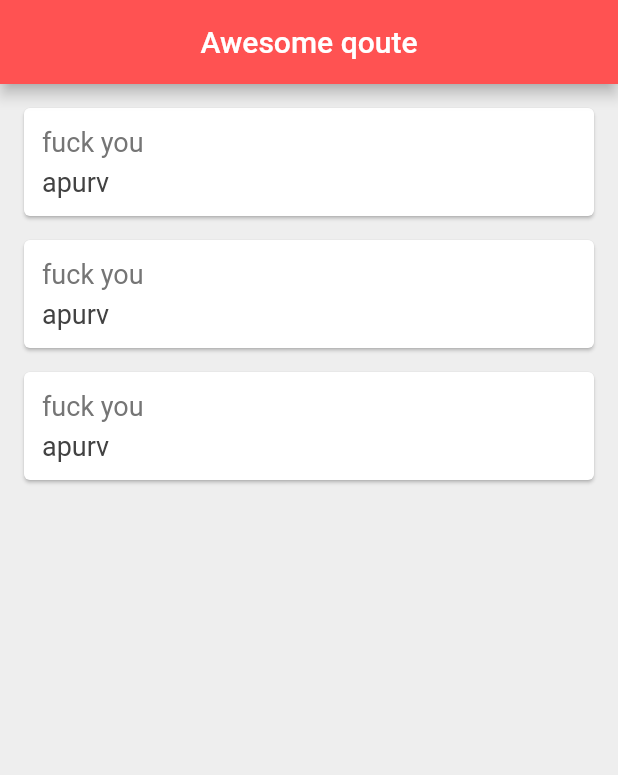
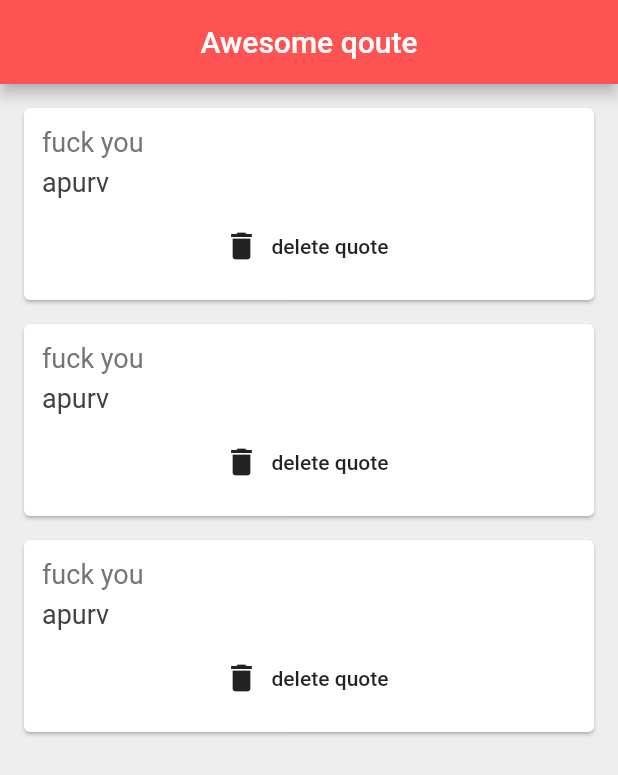
Before and after one commit to apurv1602/quotes, a Flutter app: the screen it shows after launch, on a phone screen of 412 x 824 dp. Shown: the top 775 px of the screen. Run offline on Flutter 3.47's test engine with Material 2 defaults, Android fonts, the phone set to English and light mode, and no system bars.

Commit message:
2.0 commit

```diff
--- a/lib/main.dart
+++ b/lib/main.dart
@@ -1,7 +1,7 @@
 import 'package:flutter/material.dart';
 import 'package:quotes/quote.dart';
 import 'quote.dart';
-
+import 'quote_card.dart';
 
 void main() => runApp(MaterialApp(
     home: Quotea(),
@@ -15,41 +15,12 @@ class Quotea extends StatefulWidget {
 }
 
 class _QuoteaState extends State<Quotea> {
-  List<Quote> quote =[
+  List<Quote> quotes =[
     Quote(text:'fuck you',author:'apurv' ),
     Quote(author:'apurv', text:'fuck you'),
     Quote(author:'apurv', text:'fuck you'),
   ];
 
-  Widget quoteTemplet(quote){
-    return Card(
-      margin: const EdgeInsets.fromLTRB(16.0, 16.0, 16.0, 0),
-      child: Padding(
-        padding: const EdgeInsets.all(12.0),
-        child: Column(
-          crossAxisAlignment: CrossAxisAlignment.stretch,
-          children: <Widget>[
-            Text(
-              quote.text,
-          style: TextStyle(
-            fontSize: 18.0,
-            color: Colors.grey[600],
-              ),
-            ),
-          const SizedBox(height: 6.0),
-            Text(
-              quote.author,
-              style: TextStyle(
-                fontSize: 18.0,
-                color: Colors.grey[800],
-              ),
-            ),
-
-          ],
-        ),
-      ),
-    );
-  }
 
   @override
   Widget build(BuildContext context) {
@@ -61,7 +32,14 @@ class _QuoteaState extends State<Quotea> {
            backgroundColor: Colors.redAccent,
       ),
       body: Column(
-        children: quote.map((quote) => quoteTemplet(quote) ).toList(),
+        children: quotes.map((quote) => Quotecard(
+            quote: quote,
+          delete: (){
+              setState(() {
+                quotes.remove(quote);
+              });
+          }
+        )).toList(),
       ),
     );
   }
--- /dev/null
+++ b/lib/quote_card.dart
@@ -0,0 +1,49 @@
+import 'package:flutter/material.dart';
+import 'package:quotes/quote.dart';
+import 'quote.dart';
+import 'main.dart';
+
+
+
+class Quotecard extends StatelessWidget {
+
+  final Quote quote;
+  final Function() delete;
+  Quotecard({required this.quote, required this.delete} );
+
+  @override
+  Widget build(BuildContext context) {
+    return Card(
+      margin: const EdgeInsets.fromLTRB(16.0, 16.0, 16.0, 0),
+      child: Padding(
+        padding: const EdgeInsets.all(12.0),
+        child: Column(
+          crossAxisAlignment: CrossAxisAlignment.stretch,
+          children: <Widget>[
+            Text(
+              quote.text,
+              style: TextStyle(
+                fontSize: 18.0,
+                color: Colors.grey[600],
+              ),
+            ),
+            const SizedBox(height: 6.0),
+            Text(
+              quote.author,
+              style: TextStyle(
+                fontSize: 18.0,
+                color: Colors.grey[800],
+              ),
+            ),
+          SizedBox(height: 8.0),
+            FlatButton.icon(
+              onPressed: delete,
+              label: Text('delete quote'),
+              icon: Icon(Icons.delete),
+            )
+          ],
+        ),
+      ),
+    );
+  }
+}
```
